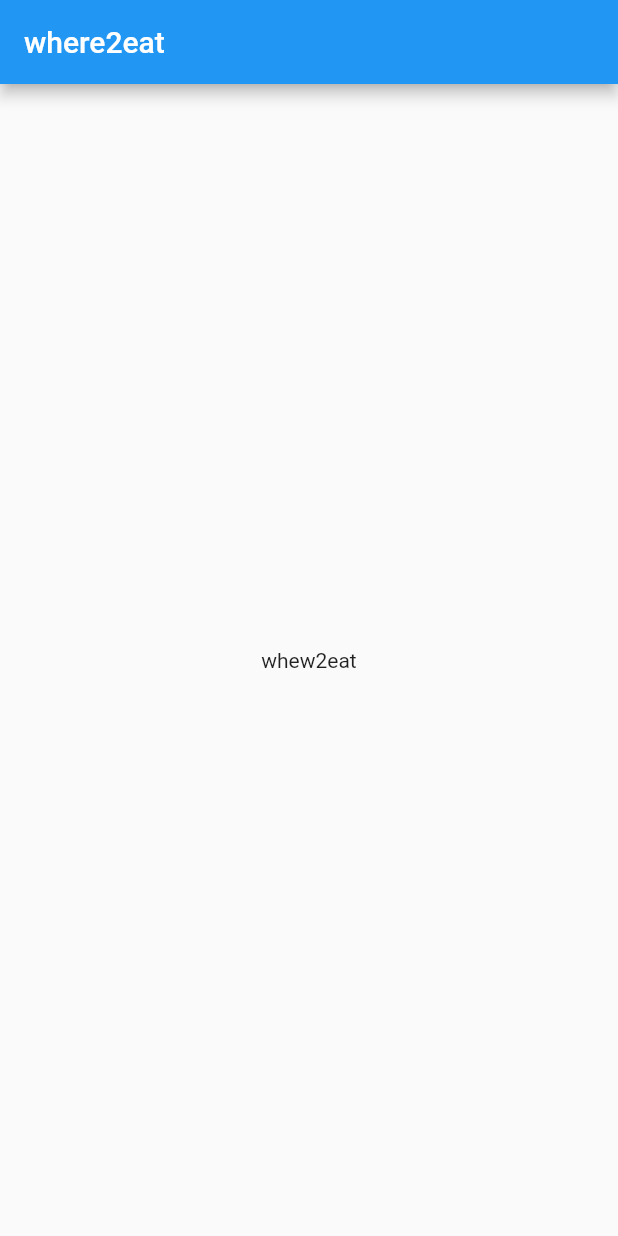
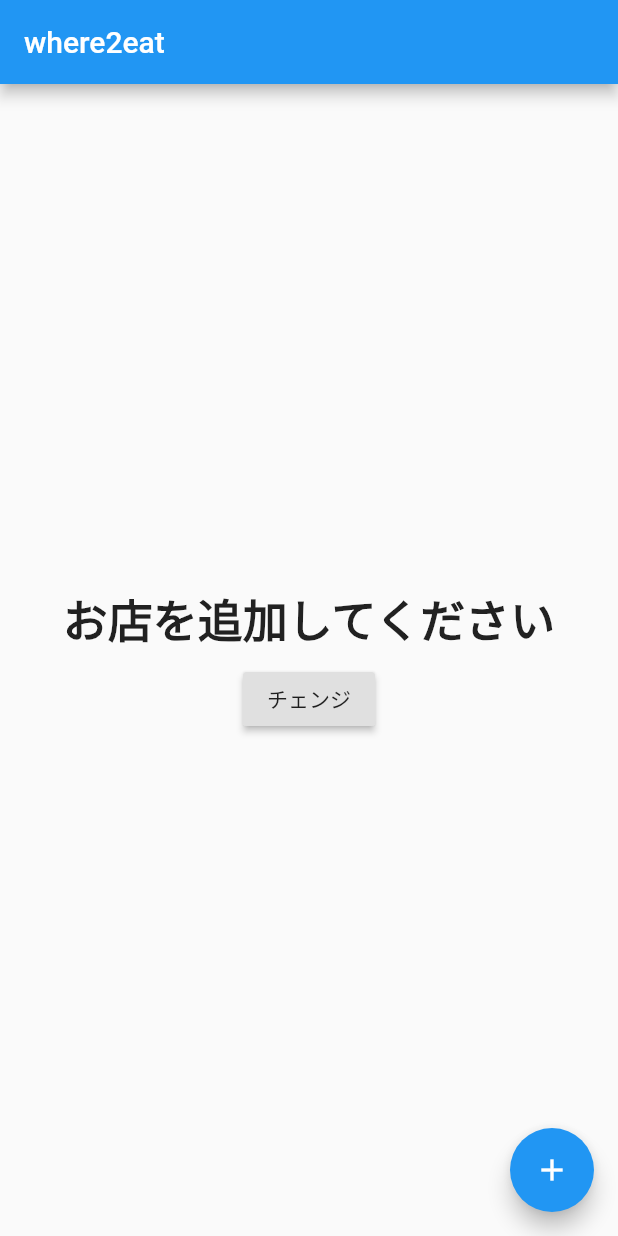
Before and after one commit to bokurano-enpit-2019/tutorial, a Flutter app: the screen it shows after launch, on a phone screen of 412 x 824 dp. Run offline on Flutter 3.47's test engine with Material 2 defaults, Android fonts, the phone set to English and light mode, and no system bars; our stand-ins replace sqflite; accounts and stored records are empty.

```diff
--- a/flutter/enpit/lib/main.dart
+++ b/flutter/enpit/lib/main.dart
@@ -1,4 +1,7 @@
 import 'package:flutter/material.dart';
+import 'package:enpit/models/shop.dart';
+import 'dart:async';
+import 'package:enpit/models/shop_list.dart';
 
 void main() => runApp(MyApp());
 
@@ -15,15 +18,107 @@ class MyApp extends StatelessWidget {
   }
 }
 
-class MyHomePage extends StatelessWidget {
+class MyHomePage extends StatefulWidget {
+  @override
+  State<StatefulWidget> createState() => _MyHomePageState();
+}
+
+class _MyHomePageState extends State<MyHomePage> {
+  final ShopList _shopList = ShopList();
+  Future<Shop> _shop;
+  final TextEditingController tec = TextEditingController();
+
+  void _changeShop() {
+    setState(() {
+      _shop = _shopList.getRandomShop;
+    });
+  }
+
+  void _showFormDialog(BuildContext context) {
+    showDialog(
+      context: context,
+      builder: (BuildContext context) {
+        return AlertDialog(
+          content: Column(
+            mainAxisSize: MainAxisSize.min,
+            crossAxisAlignment: CrossAxisAlignment.start,
+            children: <Widget>[
+              Text('お店の名前'),
+              SizedBox(
+                height: 16,
+              ),
+              TextField(
+                controller: tec,
+              ),
+            ],
+          ),
+          actions: <Widget>[
+            FlatButton(
+              child: Text('登録'),
+              onPressed: () async {
+                if (tec.text != '') {
+                  await _shopList.add(
+                    Shop(
+                      name: tec.text,
+                    ),
+                  );
+                  _changeShop();
+                  tec.text = '';
+                  Navigator.of(context).pop();
+                }
+              },
+            ),
+          ],
+        );
+      },
+    );
+  }
+
+  @override
+  void initState() {
+    _changeShop();
+    super.initState();
+  }
+
   @override
   Widget build(BuildContext context) {
     return Scaffold(
       appBar: AppBar(
         title: Text('where2eat'),
       ),
-      body: Center(
-        child: Text('whew2eat'),
+      body: Padding(
+        padding: const EdgeInsets.all(16.0),
+        child: Center(
+          child: Column(
+            mainAxisSize: MainAxisSize.min,
+            children: <Widget>[
+              FutureBuilder(
+                future: _shop,
+                builder: (BuildContext context, AsyncSnapshot<Shop> snap) {
+                  return Text(
+                    snap.data?.name ?? '',
+                    style: TextStyle(
+                      fontSize: 30,
+                      fontWeight: FontWeight.bold,
+                    ),
+                  );
+                },
+              ),
+              SizedBox(height: 8),
+              RaisedButton(
+                child: Text('チェンジ'),
+                onPressed: _changeShop,
+              ),
+            ],
+          ),
+        ),
+      ),
+      floatingActionButton: FloatingActionButton(
+        child: Icon(Icons.add),
+        onPressed: () {
+          _showFormDialog(context);
+//          _insertShop(Shop(name: DateTime.now().toIso8601String()));
+        },
       ),
     );
   }
--- /dev/null
+++ b/flutter/enpit/lib/models/shop.dart
@@ -0,0 +1,26 @@
+import 'package:meta/meta.dart';
+
+class Shop {
+  final String name;
+  final int id;
+
+  Shop({
+    this.id,
+    @required this.name,
+  });
+
+  Map<String, dynamic> toMap() {
+    return {
+      'name': name,
+      'id': id,
+    };
+  }
+
+  static Shop fromMap(Map<String, dynamic> map) {
+    if (map == null) return null;
+    return Shop(
+      id: map['id'],
+      name: map['name'],
+    );
+  }
+}
--- a/flutter/enpit/pubspec.yaml
+++ b/flutter/enpit/pubspec.yaml
@@ -23,6 +23,8 @@ dependencies:
   # The following adds the Cupertino Icons font to your application.
   # Use with the CupertinoIcons class for iOS style icons.
   cupertino_icons: ^0.1.2
+
+  sqflite: ^1.1.5
 
 dev_dependencies:
   flutter_test:
```
Also changed, not shown: flutter/enpit/lib/models/shop_list.dart (added, +37 -0 lines), flutter/enpit/pubspec.lock, 3 other files.
